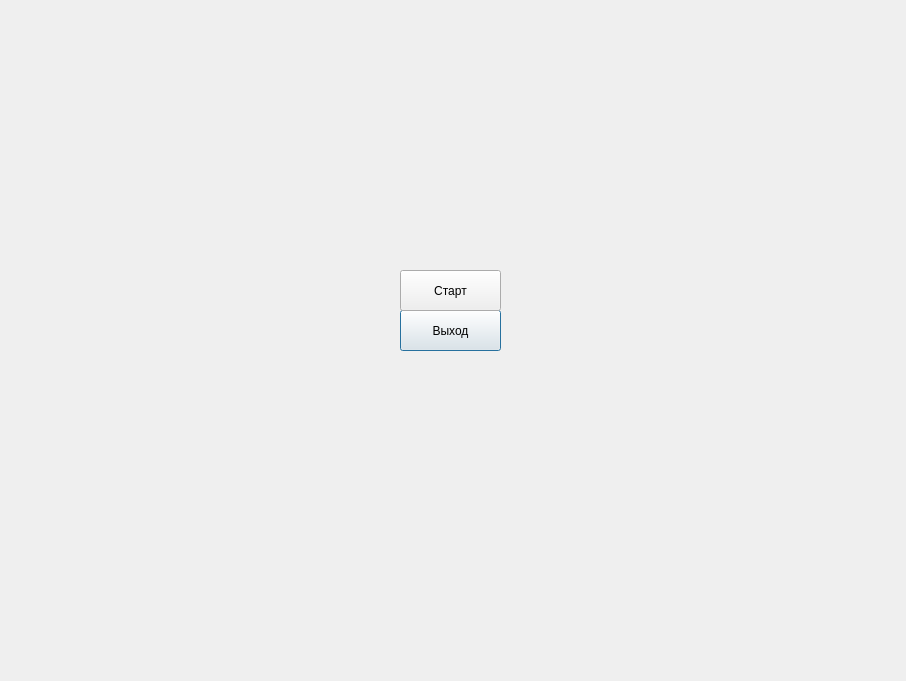
The window that MyMainForm.ui (GoodAway1/MyProject) describes before a commit, drawn with Qt 5.
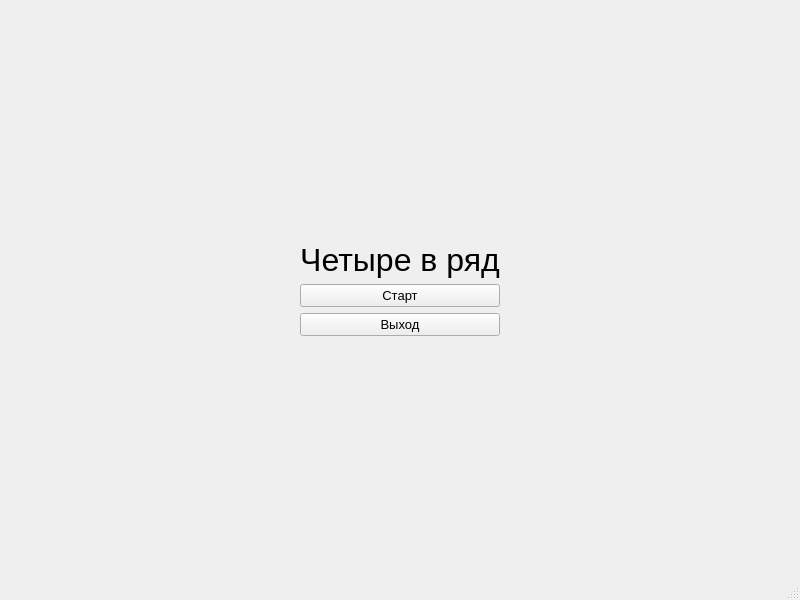
The same window after the commit.

Patch:
```diff
--- a/MyMainForm.ui
+++ b/MyMainForm.ui
@@ -1,50 +1,136 @@
 <?xml version="1.0" encoding="UTF-8"?>
 <ui version="4.0">
- <class>Dialog</class>
- <widget class="QDialog" name="Dialog">
+ <class>MainWindow</class>
+ <widget class="QMainWindow" name="MainWindow">
   <property name="geometry">
    <rect>
     <x>0</x>
     <y>0</y>
-    <width>906</width>
-    <height>681</height>
+    <width>800</width>
+    <height>600</height>
    </rect>
   </property>
-  <property name="maximumSize">
-   <size>
-    <width>16777215</width>
-    <height>16777215</height>
-   </size>
-  </property>
   <property name="windowTitle">
    <string>Dialog</string>
   </property>
-  <widget class="QPushButton" name="pushButton">
-   <property name="geometry">
-    <rect>
-     <x>400</x>
-     <y>310</y>
-     <width>101</width>
-     <height>41</height>
-    </rect>
-   </property>
-   <property name="text">
-    <string>Выход</string>
-   </property>
+  <widget class="QWidget" name="centralwidget">
+   <layout class="QGridLayout" name="gridLayout">
+    <item row="3" column="1">
+     <widget class="QPushButton" name="pushButton">
+      <property name="font">
+       <font>
+        <pointsize>10</pointsize>
+       </font>
+      </property>
+      <property name="text">
+       <string>Выход</string>
+      </property>
+     </widget>
+    </item>
+    <item row="2" column="2">
+     <spacer name="horizontalSpacer_2">
+      <property name="orientation">
+       <enum>Qt::Horizontal</enum>
+      </property>
+      <property name="sizeHint" stdset="0">
+       <size>
+        <width>40</width>
+        <height>20</height>
+       </size>
+      </property>
+     </spacer>
+    </item>
+    <item row="2" column="0">
+     <spacer name="horizontalSpacer">
+      <property name="orientation">
+       <enum>Qt::Horizontal</enum>
+      </property>
+      <property name="sizeHint" stdset="0">
+       <size>
+        <width>40</width>
+        <height>20</height>
+       </size>
+      </property>
+     </spacer>
+    </item>
+    <item row="1" column="1">
+     <widget class="QLabel" name="label">
+      <property name="font">
+       <font>
+        <pointsize>24</pointsize>
+       </font>
+      </property>
+      <property name="lineWidth">
+       <number>1</number>
+      </property>
+      <property name="text">
+       <string>Четыре в ряд</string>
+      </property>
+      <property name="scaledContents">
+       <bool>false</bool>
+      </property>
+      <property name="alignment">
+       <set>Qt::AlignCenter</set>
+      </property>
+     </widget>
+    </item>
+    <item row="0" column="1">
+     <spacer name="verticalSpacer">
+      <property name="orientation">
+       <enum>Qt::Vertical</enum>
+      </property>
+      <property name="sizeHint" stdset="0">
+       <size>
+        <width>20</width>
+        <height>40</height>
+       </size>
+      </property>
+     </spacer>
+    </item>
+    <item row="2" column="1">
+     <widget class="QPushButton" name="pushButton_2">
+      <property name="sizePolicy">
+       <sizepolicy hsizetype="Minimum" vsizetype="Fixed">
+        <horstretch>0</horstretch>
+        <verstretch>0</verstretch>
+       </sizepolicy>
+      </property>
+      <property name="font">
+       <font>
+        <pointsize>10</pointsize>
+       </font>
+      </property>
+      <property name="text">
+       <string>Старт</string>
+      </property>
+     </widget>
+    </item>
+    <item row="4" column="1">
+     <spacer name="verticalSpacer_2">
+      <property name="orientation">
+       <enum>Qt::Vertical</enum>
+      </property>
+      <property name="sizeHint" stdset="0">
+       <size>
+        <width>20</width>
+        <height>40</height>
+       </size>
+      </property>
+     </spacer>
+    </item>
+   </layout>
   </widget>
-  <widget class="QPushButton" name="pushButton_2">
+  <widget class="QMenuBar" name="menubar">
    <property name="geometry">
     <rect>
-     <x>400</x>
-     <y>270</y>
-     <width>101</width>
-     <height>41</height>
+     <x>0</x>
+     <y>0</y>
+     <width>800</width>
+     <height>21</height>
     </rect>
    </property>
-   <property name="text">
-    <string>Старт</string>
-   </property>
   </widget>
+  <widget class="QStatusBar" name="statusbar"/>
  </widget>
  <resources/>
  <connections/>
```
Left out of the diff: 2 changed lines with no effect on the pictures.
